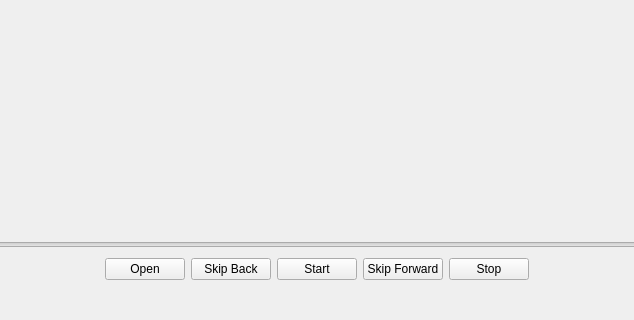
Before: the Qt Designer form gui-intro.ui in mohammadjavad78/AP_FinalProject, drawn with Qt 5; both pictures show x 102 to 736 and y 380 to 700 of the 886 by 700 pixel window.
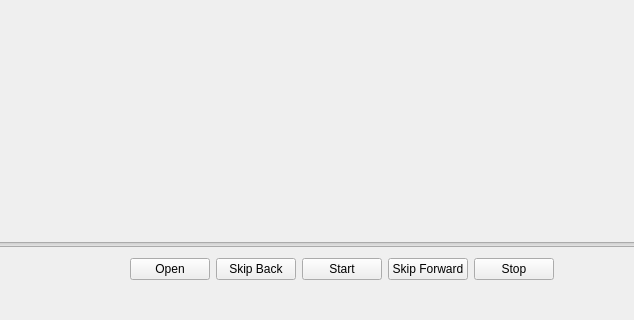
After: the same form once the commit is applied.

Diff of the .ui file:
```diff
--- a/gui-intro.ui
+++ b/gui-intro.ui
@@ -69,6 +69,13 @@
              </property>
             </spacer>
            </item>
+           <item>
+            <widget class="QLabel" name="label">
+             <property name="text">
+              <string>             </string>
+             </property>
+            </widget>
+           </item>
            <item>
             <widget class="QPushButton" name="open">
              <property name="text">
```
Left out of the diff: 4 changed lines with no effect on the pictures.
